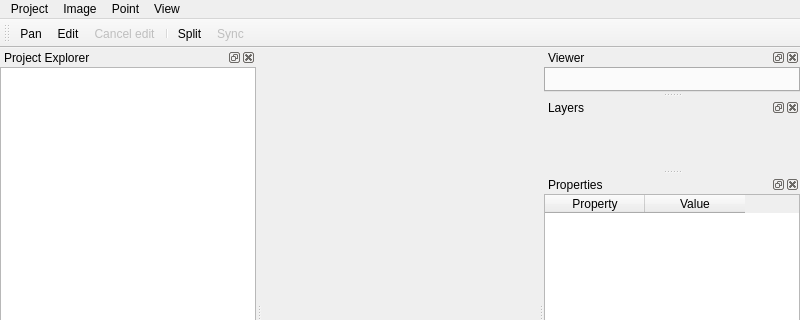
The window that mainwindow.ui (GastonMauroDiaz/rcaiman-projects) describes before a commit, drawn with Qt 5; both pictures show x 0 to 800 and y 0 to 320 of the 800 by 600 pixel window.
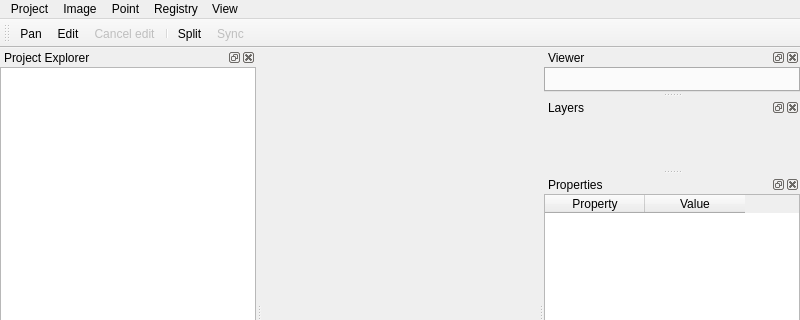
The same window after the commit. Icons and pictures are not drawn. Custom widgets are drawn as their Qt base class.

```diff
--- a/mainwindow.ui
+++ b/mainwindow.ui
@@ -65,9 +65,17 @@
      <addaction name="separator"/>
      <addaction name="actionResetWindowLayout"/>
     </widget>
+    <widget class="QMenu" name="menuRegistry">
+     <property name="title">
+      <string>Registry</string>
+     </property>
+     <addaction name="actionBuildMetadataRules"/>
+     <addaction name="actionValidateCollectionMetadata"/>
+    </widget>
     <addaction name="menuProject"/>
     <addaction name="menuImage"/>
     <addaction name="menuPoint"/>
+    <addaction name="menuRegistry"/>
     <addaction name="menuView"/>
   </widget>
   <widget class="QStatusBar" name="statusbar"/>
```
Left out of the diff: 25 changed lines with no effect on the pictures.
